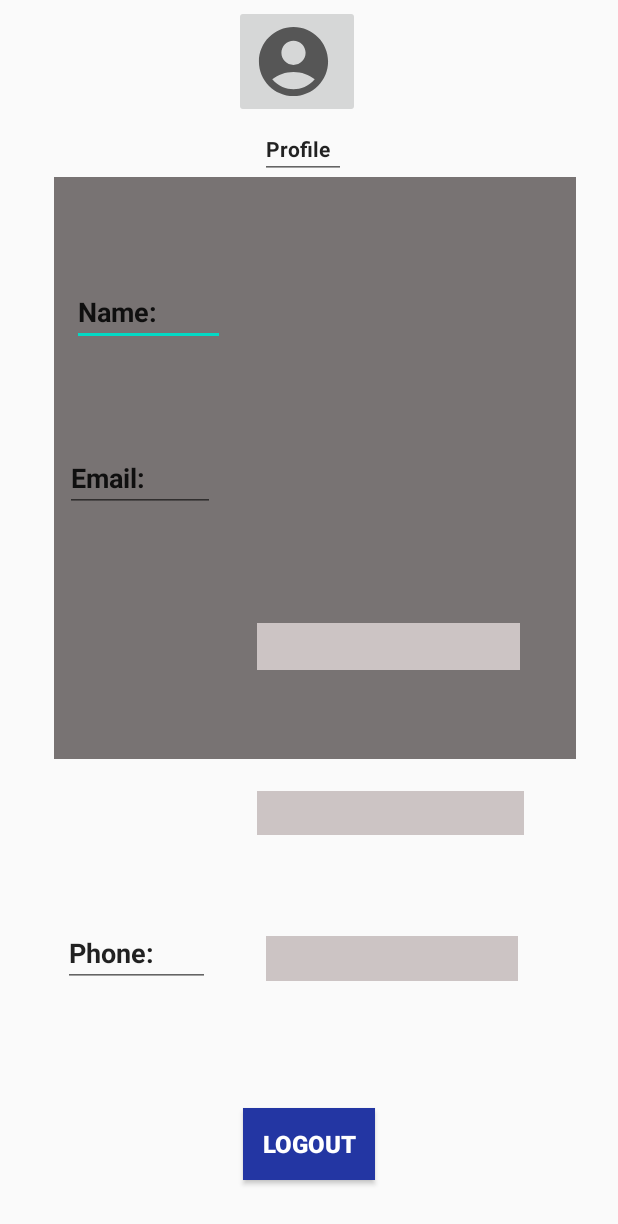
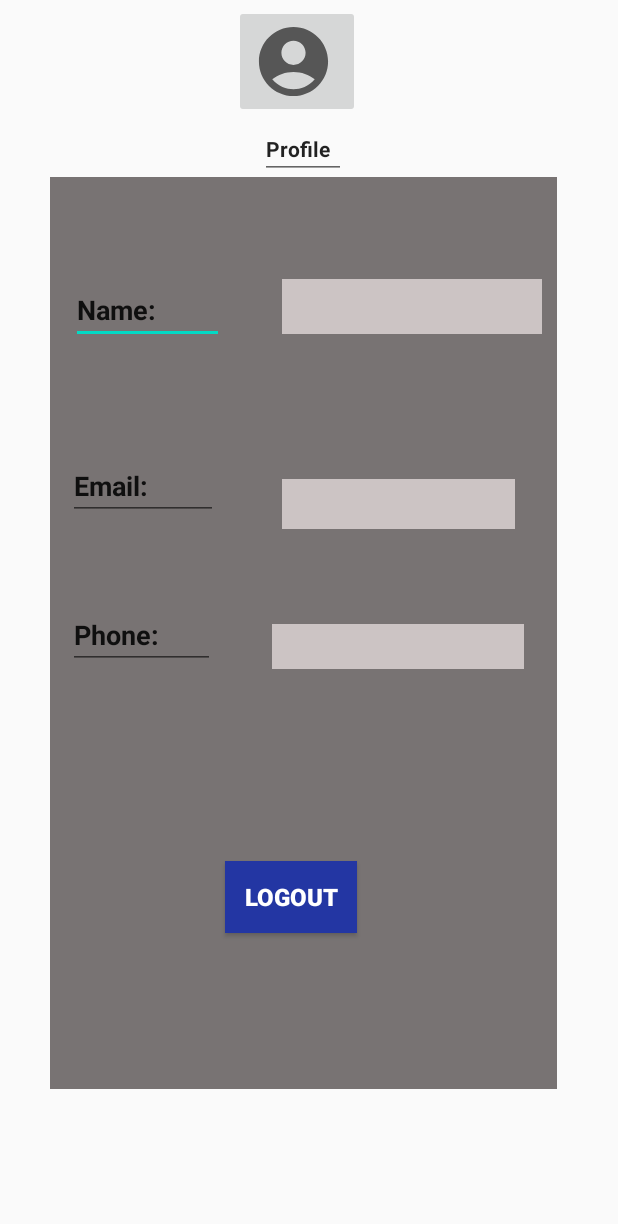
Before and after one commit to emmanuelly15/OurProject, an Android app: the layout fragment_profile.xml on its own in the app's theme, with its tools: preview values and no code run, on a phone screen of 412 x 824 dp. Shown: the top 1224 px of the screen. Run offline under Robolectric (Android 15) with nearby library versions, the phone set to English and light mode, and no system bars.

Commit message:
Changes made during a review session with Emma and Omo

```diff
--- a/app/src/main/java/com/example/paycoprototype/DescriptionActivity.java
+++ b/app/src/main/java/com/example/paycoprototype/DescriptionActivity.java
@@ -176,10 +176,14 @@ public class DescriptionActivity extends AppCompatActivity {
 
 
 
+
                 final MediaType MEDIA_TYPE_PNG = MediaType.parse("image/png");
                 RequestBody requestBody = new MultipartBody.Builder()
                         .setType(MultipartBody.FORM)
                         .addFormDataPart("comment", comment.getText().toString())
+
+
+
                         .addFormDataPart("email", email.getText().toString())
                         .addFormDataPart("title", title.getText().toString())
                         .addFormDataPart("fileformat", document.getText().toString())
--- a/app/src/main/java/com/example/paycoprototype/HomeFragment.java
+++ b/app/src/main/java/com/example/paycoprototype/HomeFragment.java
@@ -84,6 +84,7 @@ public class HomeFragment extends Fragment{
                 dd.number = js.getString("id");
                 dd.file = js.getString("imagePath");
                 dd.status = js.getString("status");
+
                 documentData.add(dd);
             }
 
@@ -122,6 +123,7 @@ class DocumentData {
     public String number;
     public String file;
     public String status;
+
 }
 
 class DocumentDataTableDataAdapter extends TableDataAdapter<DocumentData> implements TableDataRowBackgroundProvider<DocumentData> {
--- a/app/src/main/java/com/example/paycoprototype/data/Document.java
+++ b/app/src/main/java/com/example/paycoprototype/data/Document.java
@@ -19,6 +19,7 @@ public class Document
     public String getComment(){return comment;}
     public String getLocation(){return location;}
 
+
    //Gets
 
     public int setId(int id){return this.id= id;}
@@ -34,6 +35,7 @@ public class Document
 
 
 
+
    // public String getUrl() {return ;}
    // public String getStatus() {return status;}
 
--- a/app/src/main/res/layout/fragment_profile.xml
+++ b/app/src/main/res/layout/fragment_profile.xml
@@ -12,28 +12,15 @@
 
     <TextView
         android:id="@+id/textView7"
-        android:layout_width="348dp"
-        android:layout_height="388dp"
+        android:layout_width="338dp"
+        android:layout_height="608dp"
         android:layout_alignParentStart="true"
         android:layout_alignParentTop="true"
         android:layout_centerHorizontal="true"
-        android:layout_marginStart="36dp"
+        android:layout_marginStart="33dp"
         android:layout_marginTop="118dp"
         android:background="#787373"
         android:foregroundTint="#4C4646" />
-
-    <Button
-        android:id="@+id/button"
-        android:layout_width="wrap_content"
-        android:layout_height="wrap_content"
-        android:layout_alignParentBottom="true"
-        android:layout_centerHorizontal="true"
-        android:layout_marginBottom="37dp"
-        android:background="#2336A3"
-        android:text="Logout"
-        android:textColor="#FFFFFF"
-        android:textSize="16sp"
-        android:textStyle="bold" />
 
     <EditText
         android:id="@+id/editTextTextPersonName"
@@ -41,8 +28,10 @@
         android:layout_height="wrap_content"
         android:layout_alignParentStart="true"
         android:layout_alignParentTop="true"
-        android:layout_marginStart="48dp"
-        android:layout_marginTop="185dp"
+        android:layout_marginStart="47dp"
+        android:layout_marginTop="184dp"
+        android:layout_marginEnd="10dp"
+        android:layout_marginBottom="10dp"
         android:ems="10"
         android:inputType="textPersonName"
         android:text="Name:"
@@ -54,8 +43,8 @@
         android:layout_height="wrap_content"
         android:layout_alignParentStart="true"
         android:layout_alignParentTop="true"
-        android:layout_marginStart="43dp"
-        android:layout_marginTop="296dp"
+        android:layout_marginStart="45dp"
+        android:layout_marginTop="301dp"
         android:ems="10"
         android:inputType="textPersonName"
         android:text="Email:"
@@ -67,8 +56,9 @@
         android:layout_height="wrap_content"
         android:layout_alignParentStart="true"
         android:layout_alignParentBottom="true"
-        android:layout_marginStart="42dp"
-        android:layout_marginBottom="166dp"
+        android:layout_centerVertical="true"
+        android:layout_marginStart="45dp"
+        android:layout_marginBottom="378dp"
         android:ems="10"
         android:inputType="textPersonName"
         android:text="Phone:"
@@ -80,28 +70,32 @@
         android:layout_height="30dp"
         android:layout_alignParentStart="true"
         android:layout_alignParentBottom="true"
-        android:layout_marginStart="177dp"
-        android:layout_marginBottom="170dp"
+        android:layout_centerVertical="true"
+        android:layout_marginStart="181dp"
+        android:layout_marginBottom="378dp"
         android:background="#CCC4C4" />
 
     <TextView
         android:id="@+id/textView12"
-        android:layout_width="178dp"
-        android:layout_height="29dp"
+        android:layout_width="155dp"
+        android:layout_height="33dp"
         android:layout_alignParentStart="true"
         android:layout_alignParentBottom="true"
-        android:layout_marginStart="171dp"
-        android:layout_marginBottom="267dp"
+        android:layout_marginStart="188dp"
+        android:layout_marginBottom="471dp"
         android:background="#CCC4C4" />
 
     <TextView
         android:id="@+id/txtName"
-        android:layout_width="175dp"
-        android:layout_height="31dp"
+        android:layout_width="173dp"
+
+        android:layout_height="47dp"
         android:layout_alignParentStart="true"
         android:layout_alignParentBottom="true"
-        android:layout_marginStart="171dp"
-        android:layout_marginBottom="377dp"
+        android:layout_marginStart="188dp"
+        android:layout_marginTop="186dp"
+        android:layout_marginEnd="10dp"
+        android:layout_marginBottom="601dp"
         android:background="#CCC4C4" />
 
     <TextView
@@ -141,4 +135,17 @@
         android:textSize="14sp"
         android:textStyle="bold" />
 
+    <Button
+        android:id="@+id/button"
+        android:layout_width="wrap_content"
+        android:layout_height="wrap_content"
+        android:layout_alignParentBottom="true"
+        android:layout_marginStart="150dp"
+        android:layout_marginBottom="202dp"
+        android:background="#2336A3"
+        android:text="Logout"
+        android:textColor="#FFFFFF"
+        android:textSize="16sp"
+        android:textStyle="bold" />
+
 </RelativeLayout>
```
